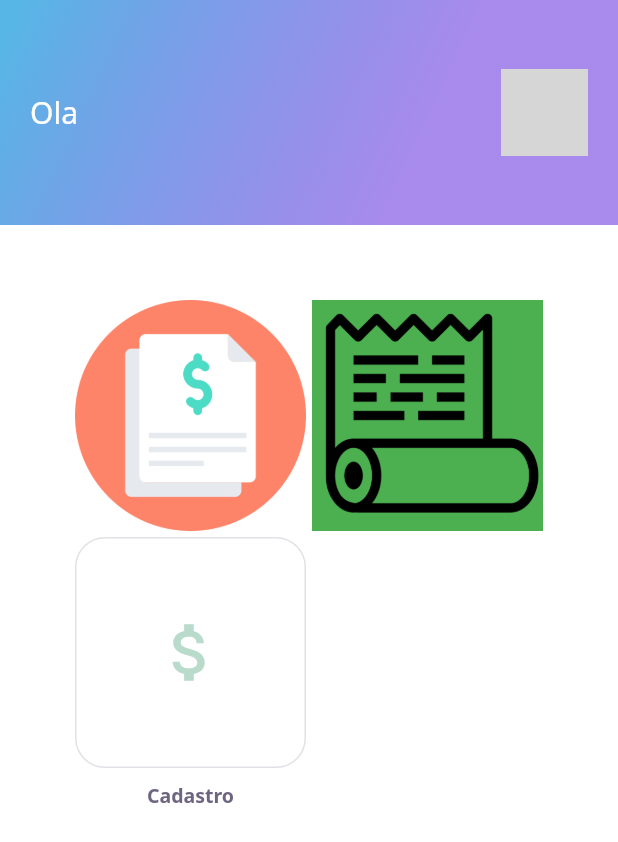
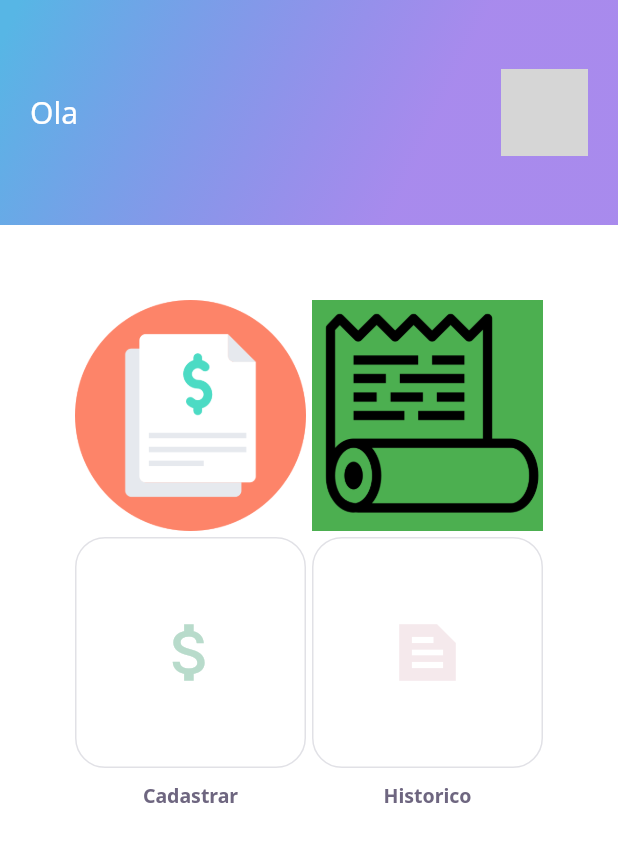
Before and after one commit to MatheusHard/ContasPagas, a Flutter app: the screen it shows after launch, on a phone screen of 412 x 824 dp. Shown: the top 842 px of the screen. Run offline on Flutter 3.47's test engine with Material 2 defaults, Android fonts, the phone set to English and light mode, and no system bars; our stand-ins replace flutter_spinkit, google_fonts, image_picker, shared_preferences, sqflite; missing offline and left inert: flutter_gradients; accounts and stored records are empty; network calls fail; grey boxes are pictures that could not be loaded.

Commit message:
Designer Card Principal ok

```diff
--- a/contas_pagas_2021/lib/home/widgets/cards/card_inicio.dart
+++ b/contas_pagas_2021/lib/home/widgets/cards/card_inicio.dart
@@ -1,24 +1,51 @@
 import 'package:flutter/material.dart';
 import 'package:pagamento_de_contas/iu/cadastrar_conta.dart';
+import 'package:pagamento_de_contas/iu/listar_contas.dart';
 import 'package:pagamento_de_contas/utils/core/app_colors.dart';
 import 'package:pagamento_de_contas/utils/core/app_text_styles.dart';
 
 class Card_Principal extends StatefulWidget {
 
-  const Card_Principal({Key key}) : super(key: key);
+  IconData icone;
+  String texto;
+  Color cor;
+  int index;
+
+   Card_Principal({Key key, @required this.icone, @required this.texto,
+                            @required this.cor, @required this.index}) : super(key: key);
 
   @override
-  _Card_PrincipalState createState() => _Card_PrincipalState();
+  _Card_PrincipalState createState() => _Card_PrincipalState(icone, texto, cor, index);
 }
 
 class _Card_PrincipalState extends State<Card_Principal> {
+
+  IconData _icon;
+  String _texto;
+  Color _cor;
+  int _index;
+
+  _Card_PrincipalState(IconData icon, String texto, Color cor, int index){
+    this._icon = icon;
+    this._texto = texto;
+    this._cor = cor;
+    this._index = index;
+  }
+
+
   @override
   Widget build(BuildContext context) {
+
+
+    final pages = [
+      Cadastrar_Conta(conta: null,),
+      Listar_Contas()
+    ];
+
     return
 
 
             GestureDetector(
-              onTap: () => Navigator.push(context, MaterialPageRoute(builder: (context) => Cadastrar_Conta(conta: null,))), // handle your image tap here
 
               child: Container(
                 decoration: BoxDecoration(
@@ -32,8 +59,8 @@ class _Card_PrincipalState extends State<Card_Principal> {
 
                     Center(child:
                     Icon(
-                      Icons.attach_money_sharp,
-                      color: AppColors.green,
+                      _icon,
+                      color: this._cor,
                       size: 50,),),
 
                 Align(
@@ -41,11 +68,15 @@ class _Card_PrincipalState extends State<Card_Principal> {
                     child:
                       Padding(
                         padding: const EdgeInsets.only(bottom: 20, top: 50),
-                        child: Text("Cadastro", style: AppTextStyles.bodyBold,),
+                        child: Text(this._texto, style: AppTextStyles.bodyBold,),
                     ))
                   ],
                 ),
               ),
+
+              onTap: () => Navigator.push(
+                  context,
+                  MaterialPageRoute(builder: (context) => pages[_index])), //
             );
 
 
--- a/contas_pagas_2021/lib/iu/principal.dart
+++ b/contas_pagas_2021/lib/iu/principal.dart
@@ -1,5 +1,6 @@
 import 'package:flutter/material.dart';
 import 'package:pagamento_de_contas/home/widgets/cards/card_inicio.dart';
+import 'package:pagamento_de_contas/utils/core/app_colors.dart';
 import 'package:pagamento_de_contas/utils/core/app_images.dart';
 import 'package:pagamento_de_contas/home/widgets/appbar/app_bar_widget.dart';
 import 'package:pagamento_de_contas/iu/cadastrar_conta.dart';
@@ -54,8 +55,10 @@ Padding(
 
                       ),
 
-                      Card_Principal()
-                    ],
+                      Card_Principal(icone: Icons.attach_money_sharp, texto: "Cadastrar", cor: AppColors.green, index: 0,),
+                      Card_Principal(icone: Icons.text_snippet_sharp, texto: "Historico", cor: AppColors.lightRed, index: 1,)
+
+              ],
                 ),
               )
          );
```
